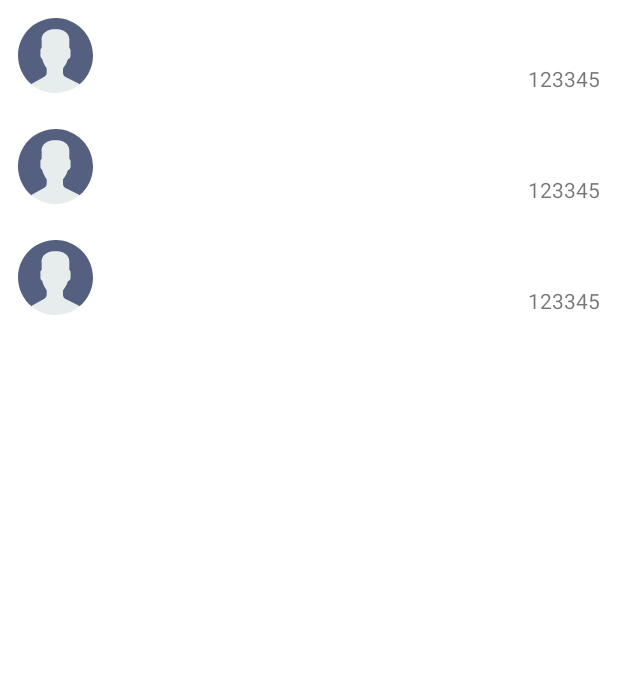
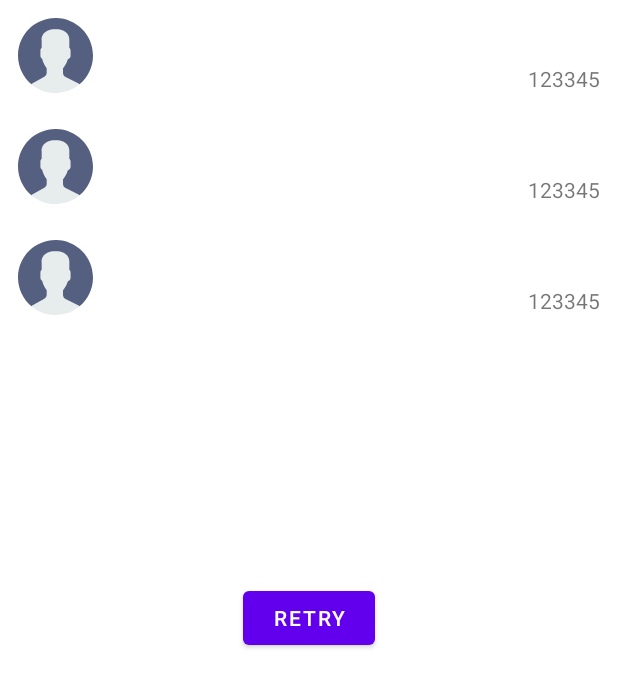
Before and after one commit to shahrukhamd/GithubUser, an Android app: the layout activity_main.xml on its own in the app's theme, with its tools: preview values and no code run, on a phone screen of 412 x 824 dp. Shown: the top 687 px of the screen. Run offline under Robolectric (Android 15) with nearby library versions, the light colour scheme and no system bars.

Commit message:
feat: added loading, error and retry views

```diff
--- a/app/src/main/java/com/shahrukhamd/githubuser/data/api/GithubService.kt
+++ b/app/src/main/java/com/shahrukhamd/githubuser/data/api/GithubService.kt
@@ -14,8 +14,5 @@ import retrofit2.http.Query
 
 interface GithubService {
     @GET("/search/users")
-    suspend fun getUser(@Query("q") query: String): Response<ApiUserSearchResponse>
-
-    @GET("/search/users")
     suspend fun getPaginatedUser(@Query("q") query: String, @Query("page") page: Int): Response<ApiUserSearchResponse>
 }
--- a/app/src/main/java/com/shahrukhamd/githubuser/ui/BindingAdapter.kt
+++ b/app/src/main/java/com/shahrukhamd/githubuser/ui/common/BindingAdapter.kt
@@ -1,4 +1,4 @@
-package com.shahrukhamd.githubuser.ui
+package com.shahrukhamd.githubuser.ui.common
 
 import android.graphics.drawable.Drawable
 import android.view.View
--- a/app/src/main/java/com/shahrukhamd/githubuser/ui/main/MainViewModel.kt
+++ b/app/src/main/java/com/shahrukhamd/githubuser/ui/main/MainViewModel.kt
@@ -26,9 +26,6 @@ class MainViewModel @Inject constructor(private var mainRepository: MainReposito
     private val _searchResponse = MutableLiveData<PagingData<GithubUser>>()
     val searchResponse: LiveData<PagingData<GithubUser>> = _searchResponse
 
-    private val _showRefreshingView = MutableLiveData<Boolean>()
-    val showRefreshingView: LiveData<Boolean> = _showRefreshingView
-
     fun onSearchQueryChanged(query: String) {
         viewModelScope.launch {
             mainRepository.getPaginatedUser(query).cachedIn(this).collectLatest {
--- a/app/src/main/res/layout/activity_main.xml
+++ b/app/src/main/res/layout/activity_main.xml
@@ -1,10 +1,11 @@
 <?xml version="1.0" encoding="utf-8"?>
 <layout xmlns:android="http://schemas.android.com/apk/res/android"
-    xmlns:tools="http://schemas.android.com/tools"
-    xmlns:app="http://schemas.android.com/apk/res-auto">
+    xmlns:app="http://schemas.android.com/apk/res-auto"
+    xmlns:tools="http://schemas.android.com/tools">
 
     <data>
-        <import type="android.widget.LinearLayout"/>
+
+        <import type="android.widget.LinearLayout" />
 
         <variable
             name="viewModel"
@@ -22,12 +23,24 @@
             android:layout_height="match_parent">
 
             <androidx.recyclerview.widget.RecyclerView
-                android:id="@+id/user_list_recycler_view"
+                android:id="@+id/rv_user_list"
+                dividerItemDecorationOrientation="@{LinearLayout.VERTICAL}"
                 android:layout_width="match_parent"
                 android:layout_height="match_parent"
                 app:layoutManager="androidx.recyclerview.widget.LinearLayoutManager"
-                tools:listitem="@layout/view_user_list_item"
-                dividerItemDecorationOrientation="@{LinearLayout.VERTICAL}" />
+                tools:listitem="@layout/view_user_list_item" />
+
+            <Button
+                android:id="@+id/btn_retry"
+                android:layout_width="wrap_content"
+                android:layout_height="wrap_content"
+                android:text="@string/retry"
+                android:visibility="gone"
+                app:layout_constraintBottom_toBottomOf="parent"
+                app:layout_constraintEnd_toEndOf="parent"
+                app:layout_constraintStart_toStartOf="parent"
+                app:layout_constraintTop_toTopOf="parent"
+                tools:visibility="visible" />
 
         </androidx.constraintlayout.widget.ConstraintLayout>
 
--- a/app/src/main/res/layout/view_user_list_item.xml
+++ b/app/src/main/res/layout/view_user_list_item.xml
@@ -4,6 +4,7 @@
     xmlns:tools="http://schemas.android.com/tools">
 
     <data>
+
         <variable
             name="userModel"
             type="com.shahrukhamd.githubuser.data.model.GithubUser" />
@@ -16,15 +17,15 @@
 
         <ImageView
             android:id="@+id/user_item_image"
+            circleCropEnabled="@{true}"
+            loadImage="@{userModel.avatarUrl}"
+            placeholder="@{@drawable/ic_user_default_48px}"
             android:layout_width="@dimen/main_list_user_icon_width_height"
             android:layout_height="@dimen/main_list_user_icon_width_height"
+            android:src="@drawable/ic_user_default_48px"
             app:layout_constraintBottom_toBottomOf="parent"
             app:layout_constraintStart_toStartOf="parent"
-            app:layout_constraintTop_toTopOf="parent"
-            android:src="@drawable/ic_user_default_48px"
-            loadImage="@{userModel.avatarUrl}"
-            placeholder="@{@drawable/ic_user_default_48px}"
-            circleCropEnabled="@{true}"/>
+            app:layout_constraintTop_toTopOf="parent" />
 
         <TextView
             android:id="@+id/user_item_name"
@@ -34,23 +35,23 @@
             android:ellipsize="end"
             android:fontFamily="sans-serif-medium"
             android:maxLines="2"
+            android:text="@{userModel.login}"
             android:textSize="20sp"
             app:layout_constraintBottom_toBottomOf="parent"
             app:layout_constraintEnd_toEndOf="parent"
             app:layout_constraintHorizontal_bias="0.488"
             app:layout_constraintStart_toEndOf="@+id/user_item_image"
             app:layout_constraintTop_toTopOf="parent"
-            tools:text="@tools:sample/full_names"
-            android:text="@{userModel.login}"/>
+            tools:text="@tools:sample/full_names" />
 
         <TextView
             android:id="@+id/user_item_id"
             android:layout_width="wrap_content"
             android:layout_height="wrap_content"
+            android:text="@{userModel.id.toString()}"
             app:layout_constraintBottom_toBottomOf="@+id/user_item_image"
             app:layout_constraintEnd_toEndOf="parent"
-            tools:text="123345"
-            android:text="@{userModel.id.toString()}"/>
+            tools:text="123345" />
 
     </androidx.constraintlayout.widget.ConstraintLayout>
 </layout>
--- a/app/src/main/res/values/strings.xml
+++ b/app/src/main/res/values/strings.xml
@@ -1,3 +1,4 @@
 <resources>
     <string name="app_name">Github User</string>
+    <string name="retry">Retry</string>
 </resources>
```
Also changed, not shown: app/src/main/java/com/shahrukhamd/githubuser/data/source/GithubPagingSource.kt (+15 -5 lines), app/src/main/java/com/shahrukhamd/githubuser/ui/common/ListItemFooterViewHolder.kt (added, +26 -0 lines), app/src/main/java/com/shahrukhamd/githubuser/ui/common/ListItemLoadStateAdapter.kt (added, +25 -0 lines), app/src/main/java/com/shahrukhamd/githubuser/ui/main/MainActivity.kt (+31 -7 lines), app/src/main/res/layout/view_list_item_footer_load_state.xml (added, +37 -0 lines).
